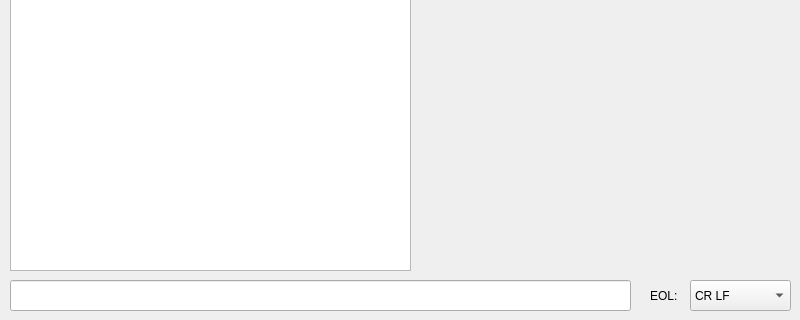
First picture: the form in desktop/mainwindow.ui, repository prusnak/audioport, before the edit; both pictures show x 0 to 800 and y 160 to 480 of the 800 by 480 pixel window.
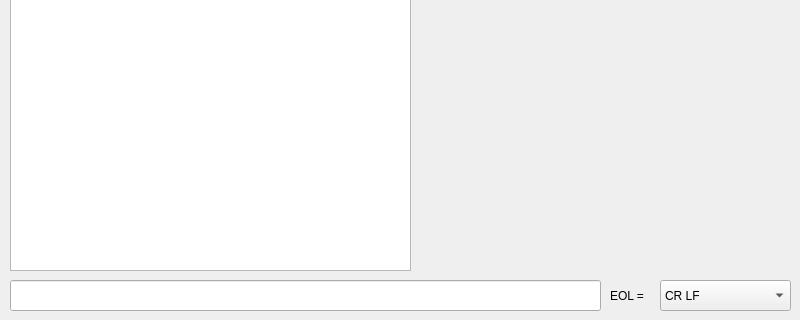
Second picture: the form after the edit.

Patch:
```diff
--- a/desktop/mainwindow.ui
+++ b/desktop/mainwindow.ui
@@ -19,7 +19,7 @@
      <rect>
       <x>10</x>
       <y>440</y>
-      <width>621</width>
+      <width>591</width>
       <height>31</height>
      </rect>
     </property>
@@ -40,9 +40,9 @@
    <widget class="QComboBox" name="comboEOL">
     <property name="geometry">
      <rect>
-      <x>690</x>
+      <x>660</x>
       <y>440</y>
-      <width>101</width>
+      <width>131</width>
       <height>31</height>
      </rect>
     </property>
@@ -73,14 +73,14 @@
    <widget class="QLabel" name="labelEOL">
     <property name="geometry">
      <rect>
-      <x>650</x>
+      <x>610</x>
       <y>440</y>
-      <width>31</width>
+      <width>51</width>
       <height>31</height>
      </rect>
     </property>
     <property name="text">
-     <string>EOL:</string>
+     <string>EOL =</string>
     </property>
    </widget>
   </widget>
```
